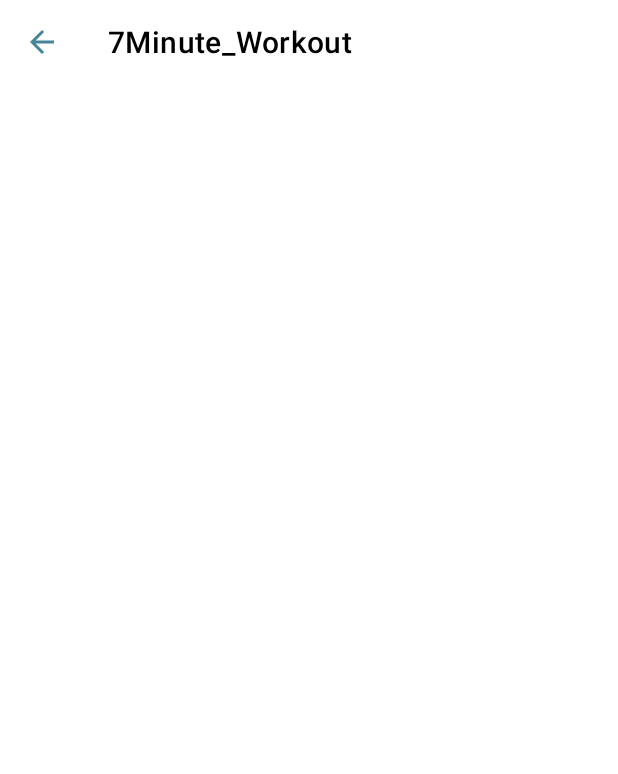
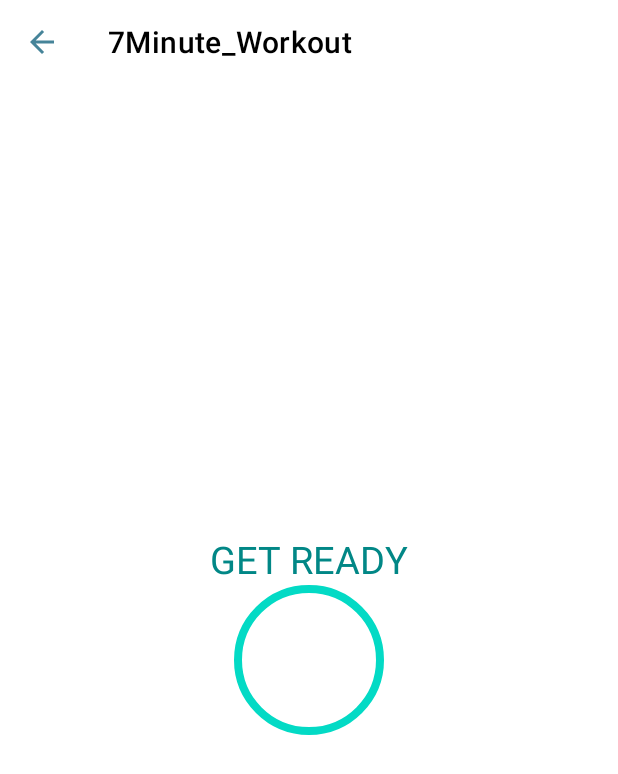
Before and after one commit to spartaneman/7Minute_Workout, an Android app: the ExerciseActivity screen opened directly, with no data from a screen before it, on a phone screen of 412 x 824 dp. Shown: the top 774 px of the screen. Run offline under Robolectric (Android 15) with nearby library versions, the phone set to English and light mode, and no system bars.

Commit message:
adding a frame layout

```diff
--- a/app/src/main/res/layout/activity_exercise.xml
+++ b/app/src/main/res/layout/activity_exercise.xml
@@ -1,5 +1,5 @@
 <?xml version="1.0" encoding="utf-8"?>
-<RelativeLayout xmlns:android="http://schemas.android.com/apk/res/android"
+<androidx.constraintlayout.widget.ConstraintLayout xmlns:android="http://schemas.android.com/apk/res/android"
     xmlns:app="http://schemas.android.com/apk/res-auto"
     xmlns:tools="http://schemas.android.com/tools"
     android:layout_width="match_parent"
@@ -13,7 +13,33 @@
         android:theme="@style/ToolbarTheme"
         android:background="@color/white"
         app:titleTextColor="@color/black"
+        app:layout_constraintTop_toTopOf="parent"
+        />
+    <TextView
+        android:id="@+id/tvTitle"
+        android:layout_width="wrap_content"
+        android:layout_height="wrap_content"
+        android:text="GET READY"
+        android:textSize="25sp"
+        android:textColor="@color/teal_700"
+        app:layout_constraintStart_toStartOf="parent"
+        app:layout_constraintEnd_toEndOf="parent"
+        app:layout_constraintBottom_toTopOf="@+id/fl_timer"/>
+
+    <FrameLayout
+        android:id="@+id/fl_timer"
+        android:layout_width="100dp"
+        android:layout_height="100dp"
+        android:paddingTop="10dp"
+        android:background="@drawable/circular_color_accent_border"
+        app:layout_constraintTop_toBottomOf="@id/toolBarExercise"
+        app:layout_constraintStart_toStartOf="parent"
+        app:layout_constraintEnd_toEndOf="parent"
+        app:layout_constraintBottom_toBottomOf="parent"
+
+
         />
 
 
-</RelativeLayout>
+
+</androidx.constraintlayout.widget.ConstraintLayout>
```
